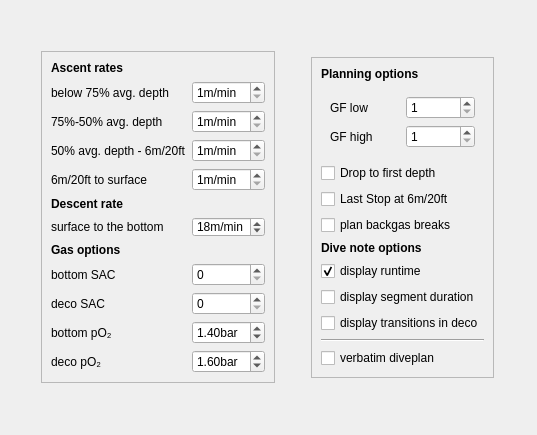
Above: qt-ui/plannerSettings.ui from subsurface/subsurface before the change. Below: the same form after it.
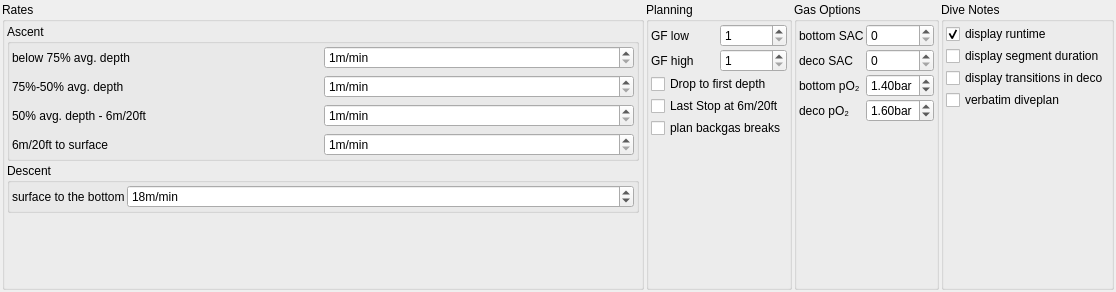
That is the form after the change.

Commit message:
Make the dive planner dialog prettier.
It was too much vertical and cluttered, making the usage of the
application a bit strange.

```diff
--- a/qt-ui/plannerSettings.ui
+++ b/qt-ui/plannerSettings.ui
@@ -6,78 +6,334 @@
    <rect>
     <x>0</x>
     <y>0</y>
-    <width>537</width>
-    <height>435</height>
+    <width>1116</width>
+    <height>292</height>
    </rect>
   </property>
   <property name="windowTitle">
    <string>Form</string>
   </property>
   <layout class="QHBoxLayout" name="horizontalLayout">
+   <property name="spacing">
+    <number>2</number>
+   </property>
+   <property name="leftMargin">
+    <number>2</number>
+   </property>
+   <property name="topMargin">
+    <number>2</number>
+   </property>
+   <property name="rightMargin">
+    <number>2</number>
+   </property>
+   <property name="bottomMargin">
+    <number>2</number>
+   </property>
    <item>
-    <widget class="QFrame" name="frame_3">
-     <property name="sizePolicy">
-      <sizepolicy hsizetype="Maximum" vsizetype="Maximum">
-       <horstretch>0</horstretch>
-       <verstretch>0</verstretch>
-      </sizepolicy>
+    <widget class="QGroupBox" name="groupBox_2">
+     <property name="title">
+      <string>Rates</string>
      </property>
-     <property name="frameShape">
-      <enum>QFrame::StyledPanel</enum>
-     </property>
-     <property name="frameShadow">
-      <enum>QFrame::Raised</enum>
+     <layout class="QVBoxLayout" name="verticalLayout">
+      <property name="spacing">
+       <number>2</number>
+      </property>
+      <property name="leftMargin">
+       <number>2</number>
+      </property>
+      <property name="topMargin">
+       <number>2</number>
+      </property>
+      <property name="rightMargin">
+       <number>2</number>
+      </property>
+      <property name="bottomMargin">
+       <number>2</number>
+      </property>
+      <item>
+       <widget class="QGroupBox" name="groupBox">
+        <property name="title">
+         <string>Ascent</string>
+        </property>
+        <layout class="QGridLayout" name="gridLayout_3">
+         <property name="leftMargin">
+          <number>2</number>
+         </property>
+         <property name="topMargin">
+          <number>2</number>
+         </property>
+         <property name="rightMargin">
+          <number>2</number>
+         </property>
+         <property name="bottomMargin">
+          <number>2</number>
+         </property>
+         <property name="horizontalSpacing">
+          <number>2</number>
+         </property>
+         <item row="1" column="0">
+          <widget class="QLabel" name="label_2">
+           <property name="text">
+            <string>75%-50% avg. depth</string>
+           </property>
+          </widget>
+         </item>
+         <item row="0" column="1">
+          <widget class="QSpinBox" name="ascRate75">
+           <property name="suffix">
+            <string>m/min</string>
+           </property>
+           <property name="minimum">
+            <number>1</number>
+           </property>
+          </widget>
+         </item>
+         <item row="0" column="0">
+          <widget class="QLabel" name="label">
+           <property name="text">
+            <string>below 75% avg. depth</string>
+           </property>
+          </widget>
+         </item>
+         <item row="2" column="1">
+          <widget class="QSpinBox" name="ascRateStops">
+           <property name="suffix">
+            <string>m/min</string>
+           </property>
+           <property name="minimum">
+            <number>1</number>
+           </property>
+          </widget>
+         </item>
+         <item row="3" column="0">
+          <widget class="QLabel" name="label_4">
+           <property name="text">
+            <string>6m/20ft to surface</string>
+           </property>
+          </widget>
+         </item>
+         <item row="1" column="1">
+          <widget class="QSpinBox" name="ascRate50">
+           <property name="suffix">
+            <string>m/min</string>
+           </property>
+           <property name="minimum">
+            <number>1</number>
+           </property>
+          </widget>
+         </item>
+         <item row="3" column="1">
+          <widget class="QSpinBox" name="ascRateLast6m">
+           <property name="suffix">
+            <string>m/min</string>
+           </property>
+           <property name="minimum">
+            <number>1</number>
+           </property>
+          </widget>
+         </item>
+         <item row="2" column="0">
+          <widget class="QLabel" name="label_3">
+           <property name="text">
+            <string>50% avg. depth - 6m/20ft</string>
+           </property>
+          </widget>
+         </item>
+        </layout>
+       </widget>
+      </item>
+      <item>
+       <widget class="QGroupBox" name="groupBox_3">
+        <property name="title">
+         <string>Descent</string>
+        </property>
+        <layout class="QGridLayout" name="gridLayout_4">
+         <property name="leftMargin">
+          <number>2</number>
+         </property>
+         <property name="topMargin">
+          <number>2</number>
+         </property>
+         <property name="rightMargin">
+          <number>2</number>
+         </property>
+         <property name="bottomMargin">
+          <number>2</number>
+         </property>
+         <property name="spacing">
+          <number>2</number>
+         </property>
+         <item row="0" column="1">
+          <widget class="QSpinBox" name="descRate">
+           <property name="sizePolicy">
+            <sizepolicy hsizetype="Expanding" vsizetype="Fixed">
+             <horstretch>0</horstretch>
+             <verstretch>0</verstretch>
+            </sizepolicy>
+           </property>
+           <property name="maximumSize">
+            <size>
+             <width>16777215</width>
+             <height>16777215</height>
+            </size>
+           </property>
+           <property name="suffix">
+            <string>m/min</string>
+           </property>
+           <property name="minimum">
+            <number>1</number>
+           </property>
+           <property name="value">
+            <number>18</number>
+           </property>
+          </widget>
+         </item>
+         <item row="0" column="0">
+          <widget class="QLabel" name="label_9">
+           <property name="sizePolicy">
+            <sizepolicy hsizetype="Preferred" vsizetype="Preferred">
+             <horstretch>0</horstretch>
+             <verstretch>0</verstretch>
+            </sizepolicy>
+           </property>
+           <property name="text">
+            <string>surface to the bottom</string>
+           </property>
+          </widget>
+         </item>
+        </layout>
+       </widget>
+      </item>
+      <item>
+       <spacer name="verticalSpacer">
+        <property name="orientation">
+         <enum>Qt::Vertical</enum>
+        </property>
+        <property name="sizeHint" stdset="0">
+         <size>
+          <width>20</width>
+          <height>40</height>
+         </size>
+        </property>
+       </spacer>
+      </item>
+     </layout>
+    </widget>
+   </item>
+   <item>
+    <widget class="QGroupBox" name="groupBox_5">
+     <property name="title">
+      <string>Planning</string>
      </property>
      <layout class="QGridLayout" name="gridLayout">
-      <item row="6" column="0">
-       <widget class="QLabel" name="label_9">
+      <property name="leftMargin">
+       <number>2</number>
+      </property>
+      <property name="topMargin">
+       <number>2</number>
+      </property>
+      <property name="rightMargin">
+       <number>2</number>
+      </property>
+      <property name="bottomMargin">
+       <number>2</number>
+      </property>
+      <property name="spacing">
+       <number>2</number>
+      </property>
+      <item row="4" column="0" colspan="2">
+       <widget class="QCheckBox" name="backgasBreaks">
         <property name="text">
-         <string>surface to the bottom</string>
+         <string>plan backgas breaks</string>
         </property>
        </widget>
       </item>
-      <item row="10" column="1">
-       <widget class="QDoubleSpinBox" name="bottompo2">
-        <property name="suffix">
-         <string>bar</string>
+      <item row="0" column="0">
+       <widget class="QLabel" name="label_15">
+        <property name="text">
+         <string>GF low</string>
         </property>
+       </widget>
+      </item>
+      <item row="3" column="0" colspan="2">
+       <widget class="QCheckBox" name="lastStop">
+        <property name="text">
+         <string>Last Stop at 6m/20ft</string>
+        </property>
+       </widget>
+      </item>
+      <item row="1" column="0">
+       <widget class="QLabel" name="label_16">
+        <property name="text">
+         <string>GF high</string>
+        </property>
+       </widget>
+      </item>
+      <item row="1" column="1">
+       <widget class="QSpinBox" name="gfhigh">
+        <property name="minimum">
+         <number>1</number>
+        </property>
         <property name="maximum">
-         <double>2.000000000000000</double>
+         <number>150</number>
         </property>
-        <property name="singleStep">
-         <double>0.100000000000000</double>
+       </widget>
+      </item>
+      <item row="2" column="0" colspan="2">
+       <widget class="QCheckBox" name="drop_stone_mode">
+        <property name="text">
+         <string>Drop to first depth</string>
         </property>
-        <property name="value">
-         <double>1.400000000000000</double>
+       </widget>
+      </item>
+      <item row="0" column="1">
+       <widget class="QSpinBox" name="gflow">
+        <property name="minimum">
+         <number>1</number>
         </property>
+        <property name="maximum">
+         <number>150</number>
+        </property>
        </widget>
       </item>
-      <item row="6" column="1">
-       <widget class="QSpinBox" name="descRate">
-        <property name="sizePolicy">
-         <sizepolicy hsizetype="Expanding" vsizetype="Expanding">
-          <horstretch>0</horstretch>
-          <verstretch>0</verstretch>
-         </sizepolicy>
+      <item row="5" column="0">
+       <spacer name="verticalSpacer_2">
+        <property name="orientation">
+         <enum>Qt::Vertical</enum>
         </property>
-        <property name="maximumSize">
+        <property name="sizeHint" stdset="0">
          <size>
-          <width>16777215</width>
-          <height>20</height>
+          <width>20</width>
+          <height>40</height>
          </size>
         </property>
-        <property name="suffix">
-         <string>m/min</string>
-        </property>
-        <property name="minimum">
-         <number>1</number>
-        </property>
-        <property name="value">
-         <number>18</number>
-        </property>
-       </widget>
+       </spacer>
       </item>
-      <item row="11" column="1">
+     </layout>
+    </widget>
+   </item>
+   <item>
+    <widget class="QGroupBox" name="groupBox_4">
+     <property name="title">
+      <string>Gas Options</string>
+     </property>
+     <layout class="QGridLayout" name="gridLayout_5">
+      <property name="leftMargin">
+       <number>2</number>
+      </property>
+      <property name="topMargin">
+       <number>2</number>
+      </property>
+      <property name="rightMargin">
+       <number>2</number>
+      </property>
+      <property name="bottomMargin">
+       <number>2</number>
+      </property>
+      <property name="spacing">
+       <number>2</number>
+      </property>
+      <item row="3" column="1">
        <widget class="QDoubleSpinBox" name="decopo2">
         <property name="suffix">
          <string>bar</string>
@@ -93,38 +349,23 @@
         </property>
        </widget>
       </item>
-      <item row="1" column="1">
-       <widget class="QSpinBox" name="ascRate75">
+      <item row="2" column="1">
+       <widget class="QDoubleSpinBox" name="bottompo2">
         <property name="suffix">
-         <string>m/min</string>
+         <string>bar</string>
         </property>
-        <property name="minimum">
-         <number>1</number>
+        <property name="maximum">
+         <double>2.000000000000000</double>
         </property>
-       </widget>
-      </item>
-      <item row="10" column="0">
-       <widget class="QLabel" name="label_6">
-        <property name="text">
-         <string>bottom pO₂</string>
+        <property name="singleStep">
+         <double>0.100000000000000</double>
         </property>
-       </widget>
-      </item>
-      <item row="5" column="0">
-       <widget class="QLabel" name="label_8">
-        <property name="text">
-         <string>&lt;html&gt;&lt;head/&gt;&lt;body&gt;&lt;p&gt;&lt;span style=&quot; font-weight:600;&quot;&gt;Descent rate&lt;/span&gt;&lt;/p&gt;&lt;/body&gt;&lt;/html&gt;</string>
+        <property name="value">
+         <double>1.400000000000000</double>
         </property>
        </widget>
       </item>
-      <item row="4" column="0">
-       <widget class="QLabel" name="label_4">
-        <property name="text">
-         <string>6m/20ft to surface</string>
-        </property>
-       </widget>
-      </item>
-      <item row="11" column="0">
+      <item row="3" column="0">
        <widget class="QLabel" name="label_7">
         <property name="text">
          <string>deco pO₂</string>
@@ -132,205 +373,77 @@
        </widget>
       </item>
       <item row="2" column="0">
-       <widget class="QLabel" name="label_2">
+       <widget class="QLabel" name="label_6">
         <property name="text">
-         <string>75%-50% avg. depth</string>
+         <string>bottom pO₂</string>
         </property>
        </widget>
       </item>
-      <item row="1" column="0">
-       <widget class="QLabel" name="label">
-        <property name="text">
-         <string>below 75% avg. depth</string>
-        </property>
-       </widget>
-      </item>
-      <item row="3" column="0">
-       <widget class="QLabel" name="label_3">
-        <property name="text">
-         <string>50% avg. depth - 6m/20ft</string>
-        </property>
-       </widget>
+      <item row="1" column="1">
+       <widget class="QSpinBox" name="decoStopSAC"/>
       </item>
       <item row="0" column="0">
-       <widget class="QLabel" name="label_5">
-        <property name="text">
-         <string>&lt;html&gt;&lt;head/&gt;&lt;body&gt;&lt;p&gt;&lt;span style=&quot; font-weight:600;&quot;&gt;Ascent rates&lt;/span&gt;&lt;/p&gt;&lt;/body&gt;&lt;/html&gt;</string>
-        </property>
-       </widget>
-      </item>
-      <item row="3" column="1">
-       <widget class="QSpinBox" name="ascRateStops">
-        <property name="suffix">
-         <string>m/min</string>
-        </property>
-        <property name="minimum">
-         <number>1</number>
-        </property>
-       </widget>
-      </item>
-      <item row="4" column="1">
-       <widget class="QSpinBox" name="ascRateLast6m">
-        <property name="suffix">
-         <string>m/min</string>
-        </property>
-        <property name="minimum">
-         <number>1</number>
-        </property>
-       </widget>
-      </item>
-      <item row="7" column="0">
-       <widget class="QLabel" name="label_12">
-        <property name="text">
-         <string>&lt;html&gt;&lt;head/&gt;&lt;body&gt;&lt;p&gt;&lt;span style=&quot; font-weight:600;&quot;&gt;Gas options&lt;/span&gt;&lt;/p&gt;&lt;/body&gt;&lt;/html&gt;</string>
-        </property>
-       </widget>
-      </item>
-      <item row="2" column="1">
-       <widget class="QSpinBox" name="ascRate50">
-        <property name="suffix">
-         <string>m/min</string>
-        </property>
-        <property name="minimum">
-         <number>1</number>
-        </property>
-       </widget>
-      </item>
-      <item row="8" column="1">
-       <widget class="QSpinBox" name="bottomSAC"/>
-      </item>
-      <item row="8" column="0">
        <widget class="QLabel" name="label_13">
         <property name="text">
          <string>bottom SAC</string>
         </property>
        </widget>
       </item>
-      <item row="9" column="0">
+      <item row="0" column="1">
+       <widget class="QSpinBox" name="bottomSAC"/>
+      </item>
+      <item row="1" column="0">
        <widget class="QLabel" name="label_14">
         <property name="text">
          <string>deco SAC</string>
         </property>
        </widget>
       </item>
-      <item row="9" column="1">
-       <widget class="QSpinBox" name="decoStopSAC"/>
+      <item row="4" column="0">
+       <spacer name="verticalSpacer_3">
+        <property name="orientation">
+         <enum>Qt::Vertical</enum>
+        </property>
+        <property name="sizeHint" stdset="0">
+         <size>
+          <width>20</width>
+          <height>40</height>
+         </size>
+        </property>
+       </spacer>
       </item>
      </layout>
     </widget>
    </item>
    <item>
-    <widget class="QFrame" name="frame_2">
-     <property name="sizePolicy">
-      <sizepolicy hsizetype="Maximum" vsizetype="Maximum">
-       <horstretch>0</horstretch>
-       <verstretch>0</verstretch>
-      </sizepolicy>
+    <widget class="QGroupBox" name="groupBox_6">
+     <property name="title">
+      <string>Dive Notes</string>
      </property>
-     <property name="frameShape">
-      <enum>QFrame::StyledPanel</enum>
-     </property>
-     <property name="frameShadow">
-      <enum>QFrame::Raised</enum>
-     </property>
-     <layout class="QVBoxLayout" name="verticalLayout_2">
-      <property name="sizeConstraint">
-       <enum>QLayout::SetNoConstraint</enum>
+     <layout class="QGridLayout" name="gridLayout_6">
+      <property name="leftMargin">
+       <number>2</number>
       </property>
-      <item>
-       <widget class="QLabel" name="label_10">
-        <property name="sizePolicy">
-         <sizepolicy hsizetype="Preferred" vsizetype="Fixed">
-          <horstretch>0</horstretch>
-          <verstretch>0</verstretch>
-         </sizepolicy>
-        </property>
+      <property name="topMargin">
+       <number>2</number>
+      </property>
+      <property name="rightMargin">
+       <number>2</number>
+      </property>
+      <property name="bottomMargin">
+       <number>2</number>
+      </property>
+      <property name="spacing">
+       <number>2</number>
+      </property>
+      <item row="3" column="0">
+       <widget class="QCheckBox" name="verbatim_plan">
         <property name="text">
-         <string>&lt;html&gt;&lt;head/&gt;&lt;body&gt;&lt;p&gt;&lt;span style=&quot; font-weight:600;&quot;&gt;Planning options&lt;/span&gt;&lt;/p&gt;&lt;/body&gt;&lt;/html&gt;</string>
+         <string>verbatim diveplan</string>
         </property>
        </widget>
       </item>
-      <item>
-       <widget class="QFrame" name="frame">
-        <property name="frameShape">
-         <enum>QFrame::NoFrame</enum>
-        </property>
-        <property name="frameShadow">
-         <enum>QFrame::Raised</enum>
-        </property>
-        <layout class="QGridLayout" name="gridLayout_2">
-         <item row="0" column="0">
-          <widget class="QLabel" name="label_15">
-           <property name="text">
-            <string>GF low</string>
-           </property>
-          </widget>
-         </item>
-         <item row="0" column="1">
-          <widget class="QSpinBox" name="gflow">
-           <property name="minimum">
-            <number>1</number>
-           </property>
-           <property name="maximum">
-            <number>150</number>
-           </property>
-          </widget>
-         </item>
-         <item row="1" column="0">
-          <widget class="QLabel" name="label_16">
-           <property name="text">
-            <string>GF high</string>
-           </property>
-          </widget>
-         </item>
-         <item row="1" column="1">
-          <widget class="QSpinBox" name="gfhigh">
-           <property name="minimum">
-            <number>1</number>
-           </property>
-           <property name="maximum">
-            <number>150</number>
-           </property>
-          </widget>
-         </item>
-        </layout>
-       </widget>
-      </item>
-      <item>
-       <widget class="QCheckBox" name="drop_stone_mode">
-        <property name="text">
-         <string>Drop to first depth</string>
-        </property>
-       </widget>
-      </item>
-      <item>
-       <widget class="QCheckBox" name="lastStop">
-        <property name="text">
-         <string>Last Stop at 6m/20ft</string>
-        </property>
-       </widget>
-      </item>
-      <item>
-       <widget class="QCheckBox" name="backgasBreaks">
-        <property name="text">
-         <string>plan backgas breaks</string>
-        </property>
-       </widget>
-      </item>
-      <item>
-       <widget class="QLabel" name="label_11">
-        <property name="sizePolicy">
-         <sizepolicy hsizetype="Preferred" vsizetype="Fixed">
-          <horstretch>0</horstretch>
-          <verstretch>0</verstretch>
-         </sizepolicy>
-        </property>
-        <property name="text">
-         <string>&lt;html&gt;&lt;head/&gt;&lt;body&gt;&lt;p&gt;&lt;span style=&quot; font-weight:600;&quot;&gt;Dive note options&lt;/span&gt;&lt;/p&gt;&lt;/body&gt;&lt;/html&gt;</string>
-        </property>
-       </widget>
-      </item>
-      <item>
+      <item row="0" column="0">
        <widget class="QCheckBox" name="display_runtime">
         <property name="toolTip">
          <string>In dive plan, show runtime (absolute time) of stops</string>
@@ -343,7 +456,7 @@
         </property>
        </widget>
       </item>
-      <item>
+      <item row="1" column="0">
        <widget class="QCheckBox" name="display_duration">
         <property name="enabled">
          <bool>true</bool>
@@ -359,7 +472,7 @@
         </property>
        </widget>
       </item>
-      <item>
+      <item row="2" column="0">
        <widget class="QCheckBox" name="display_transitions">
         <property name="toolTip">
          <string>In diveplan, list transitions or treat them as implicit</string>
@@ -369,25 +482,18 @@
         </property>
        </widget>
       </item>
-      <item>
-       <widget class="Line" name="line">
-        <property name="sizePolicy">
-         <sizepolicy hsizetype="Preferred" vsizetype="Fixed">
-          <horstretch>20</horstretch>
-          <verstretch>0</verstretch>
-         </sizepolicy>
-        </property>
+      <item row="4" column="0">
+       <spacer name="verticalSpacer_4">
         <property name="orientation">
-         <enum>Qt::Horizontal</enum>
+         <enum>Qt::Vertical</enum>
         </property>
-       </widget>
-      </item>
-      <item>
-       <widget class="QCheckBox" name="verbatim_plan">
-        <property name="text">
-         <string>verbatim diveplan</string>
+        <property name="sizeHint" stdset="0">
+         <size>
+          <width>20</width>
+          <height>40</height>
+         </size>
         </property>
-       </widget>
+       </spacer>
       </item>
      </layout>
     </widget>
```
Left out of the diff: 4 changed lines with no effect on the pictures.
